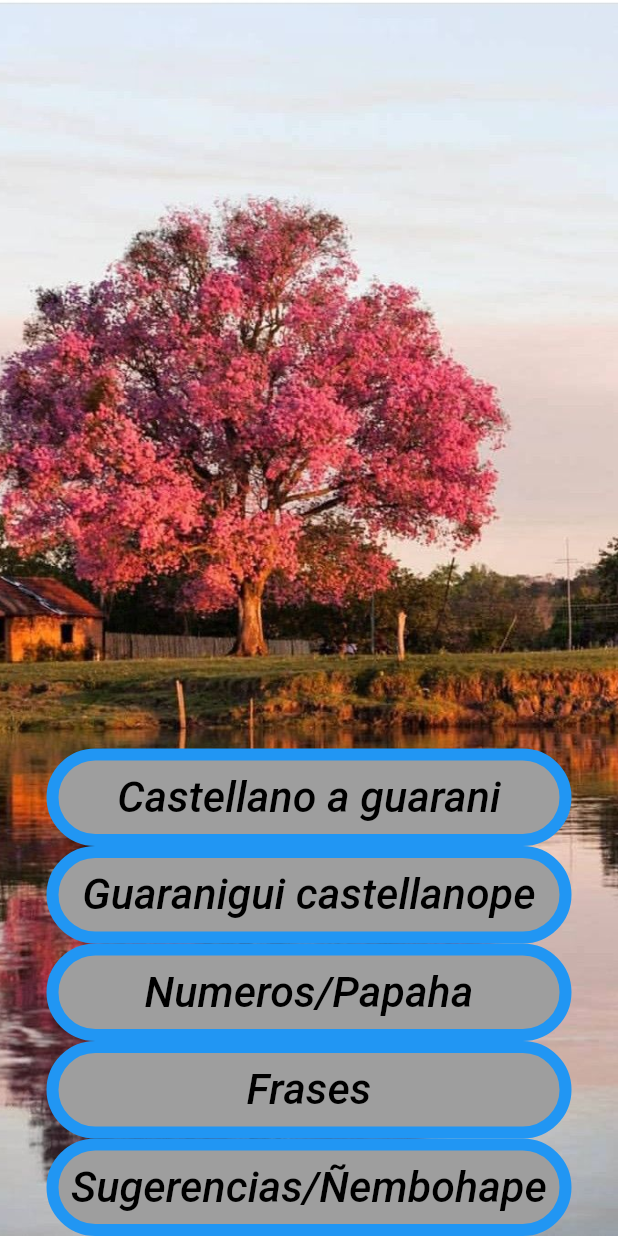
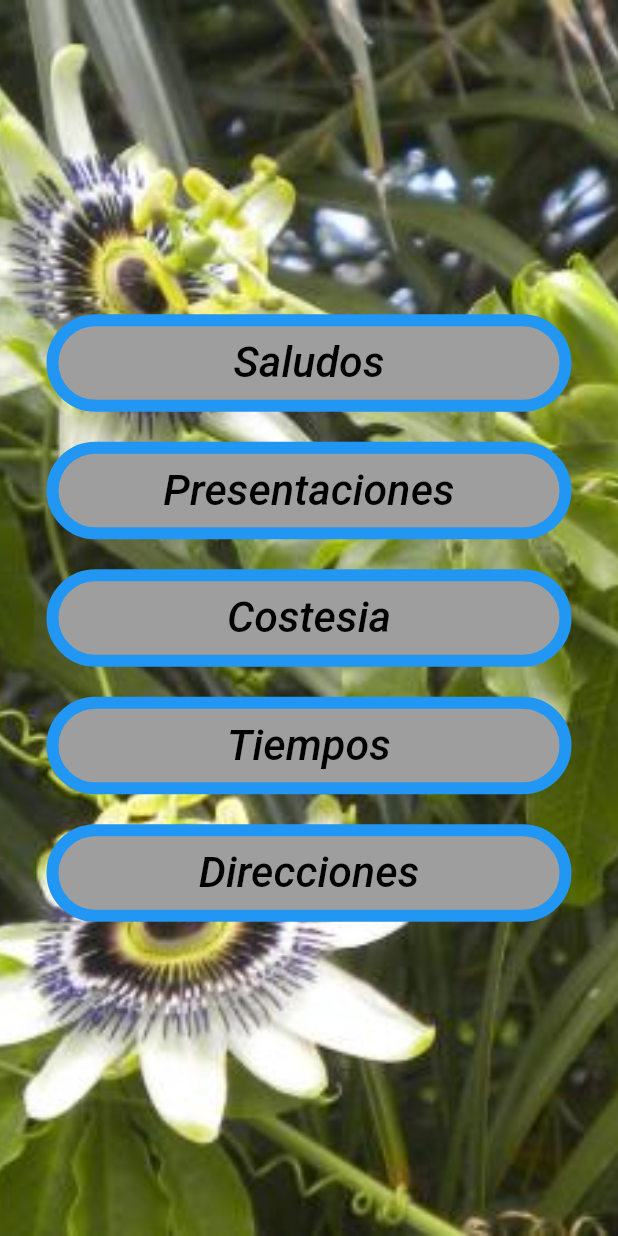
Before and after one commit to Zorro-cristal/Guara, a Flutter app: the screen it shows after launch, after a tap on "Frases", on a phone screen of 412 x 824 dp. Run offline on Flutter 3.47's test engine with Material 2 defaults, Android fonts, the phone set to English and light mode, and no system bars; missing offline and left inert: dart:ffi, flutter_email_sender.

Commit message:
Pagina de frases agregada

```diff
--- a/lib/rutas/rutas.dart
+++ b/lib/rutas/rutas.dart
@@ -1,5 +1,6 @@
 import 'package:flutter/material.dart';
 import 'package:guara2/screen/espanholguara.dart';
+import 'package:guara2/screen/frases.dart';
 import 'package:guara2/screen/guara_espanhol.dart';
 import 'package:guara2/screen/principal.dart';
 import 'package:guara2/screen/sugerencias.dart';
@@ -23,7 +24,7 @@ void navegar(context, String destino) {
       break;
     case 'Frases':
       Navigator.push(context,
-        MaterialPageRoute(builder: (context) => EspanholGuara())
+        MaterialPageRoute(builder: (context) => Frases())
       );
       break;
     case 'Sugerencia':
--- /dev/null
+++ b/lib/screen/frases.dart
@@ -0,0 +1,58 @@
+import 'package:flutter/material.dart';
+import 'package:flutter/src/widgets/container.dart';
+import 'package:flutter/src/widgets/framework.dart';
+import 'package:guara2/layout/boton.dart';
+import 'package:guara2/styles/fondo_pantalla.dart';
+
+class Frases extends StatelessWidget {
+  const Frases({super.key});
+
+  @override
+  Widget build(BuildContext context) {
+    return Scaffold(
+      body: SafeArea(child: Container(
+        decoration: Fondo_pantalla("frases"),
+        child: Column(
+          mainAxisAlignment: MainAxisAlignment.center,
+          crossAxisAlignment: CrossAxisAlignment.stretch,
+          children: [
+            Row(
+              mainAxisAlignment: MainAxisAlignment.center,
+              children: [
+                Boton(presionado: () {}, titulo: "Saludos"),
+              ],
+            ),
+            Container(height: 20),
+            Row(
+              mainAxisAlignment: MainAxisAlignment.center,
+              children: [
+                Boton(presionado: () {}, titulo: "Presentaciones"),
+              ],
+            ),
+            Container(height: 20),
+            Row(
+              mainAxisAlignment: MainAxisAlignment.center,
+              children: [
+                Boton(presionado: () {}, titulo: "Costesia"),
+              ],
+            ),
+            Container(height: 20),
+            Row(
+              mainAxisAlignment: MainAxisAlignment.center,
+              children: [
+                Boton(presionado: () {}, titulo: "Tiempos"),
+              ],
+            ),
+            Container(height: 20),
+            Row(
+              mainAxisAlignment: MainAxisAlignment.center,
+              children: [
+                Boton(presionado: () {}, titulo: "Direcciones"),
+              ],
+            )
+          ],
+        ),
+      )),
+    );
+  }
+}
--- a/lib/screen/principal.dart
+++ b/lib/screen/principal.dart
@@ -41,7 +41,7 @@ class Principal extends StatelessWidget {
                 ),
                 Row(
                   mainAxisAlignment: MainAxisAlignment.center,
-                  children: [Boton(presionado: () => null, titulo: "Frases")],
+                  children: [Boton(presionado: () => navegar(context, "Frases"), titulo: "Frases")],
                 ),
                 Row(
                   mainAxisAlignment: MainAxisAlignment.center,
```
